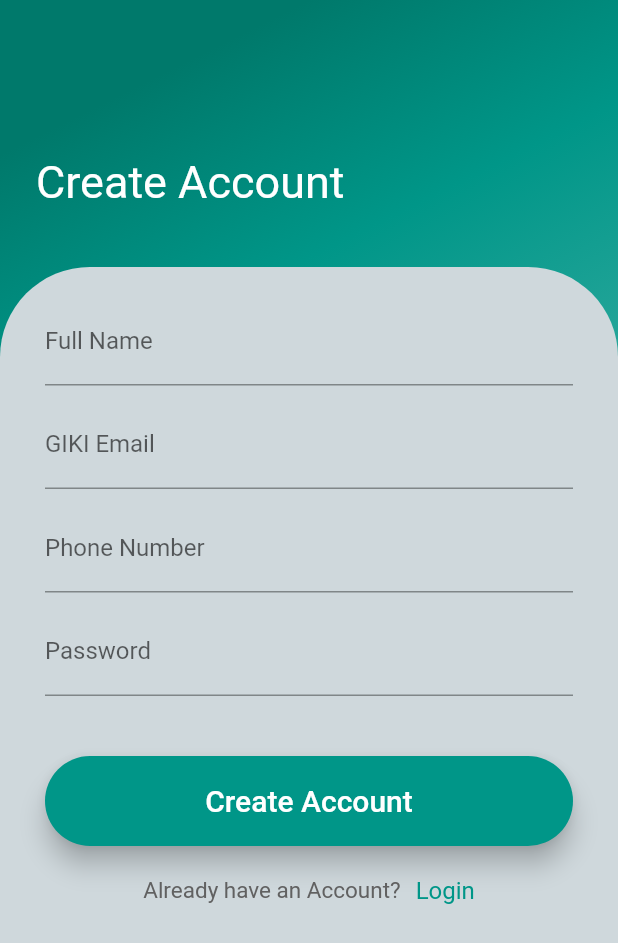
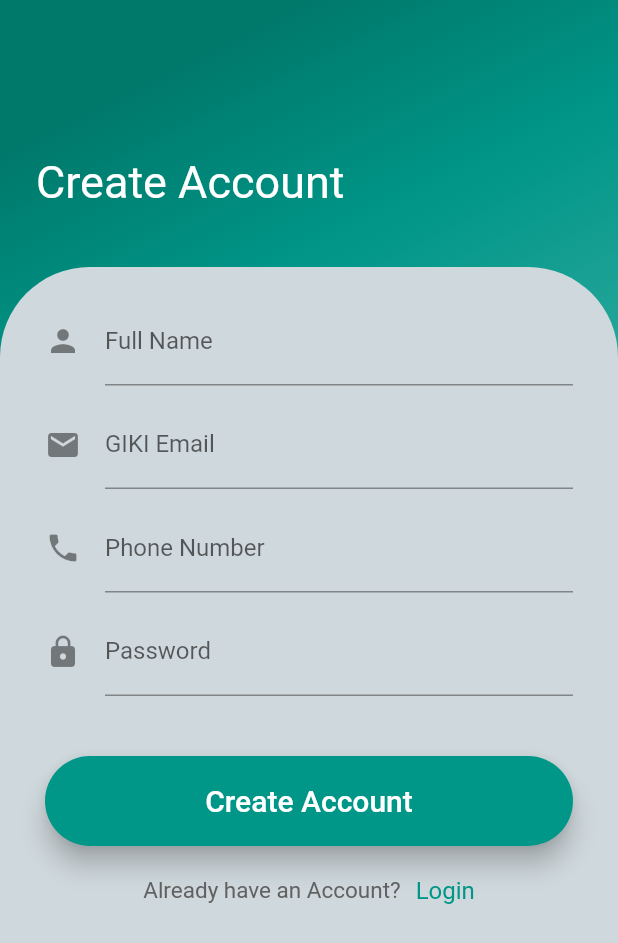
Before and after one commit to 44mkashif/gikiEats, a Flutter app: the SignUp screen opened directly, on a phone screen of 412 x 824 dp. Shown: the top 943 px of the screen. Run offline on Flutter 3.47's test engine with Material 2 defaults, Android fonts, the phone set to English and light mode, and no system bars.

Commit message:
Signup Page Design

```diff
--- a/lib/ui/signup.dart
+++ b/lib/ui/signup.dart
@@ -57,6 +57,7 @@ class _SignUpState extends State<SignUp> {
                     children: <Widget>[
                       TextField(
                         decoration: InputDecoration(
+                          icon: Icon(Icons.person),
                           labelText: 'Full Name',
                         ),
                       ),
@@ -65,6 +66,7 @@ class _SignUpState extends State<SignUp> {
                       ),
                       TextField(
                         decoration: InputDecoration(
+                          icon: Icon(Icons.email),
                           labelText: 'GIKI Email',
                         ),
                       ),
@@ -73,6 +75,7 @@ class _SignUpState extends State<SignUp> {
                       ),
                       TextField(
                         decoration: InputDecoration(
+                          icon: Icon(Icons.phone),
                           labelText: 'Phone Number',
                         ),
                       ),
@@ -81,6 +84,7 @@ class _SignUpState extends State<SignUp> {
                       ),
                       TextField(
                         decoration: InputDecoration(
+                          icon: Icon(Icons.lock),
                           labelText: 'Password',
                         ),
                         obscureText: true,
```
